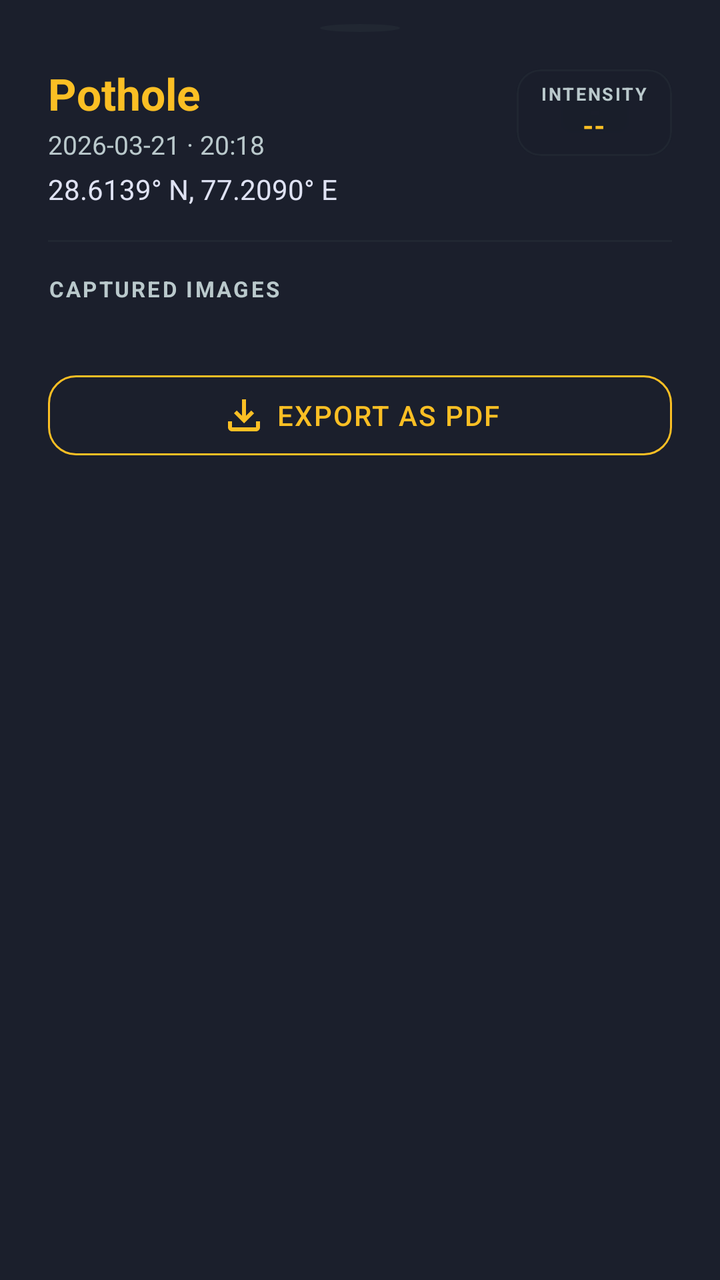
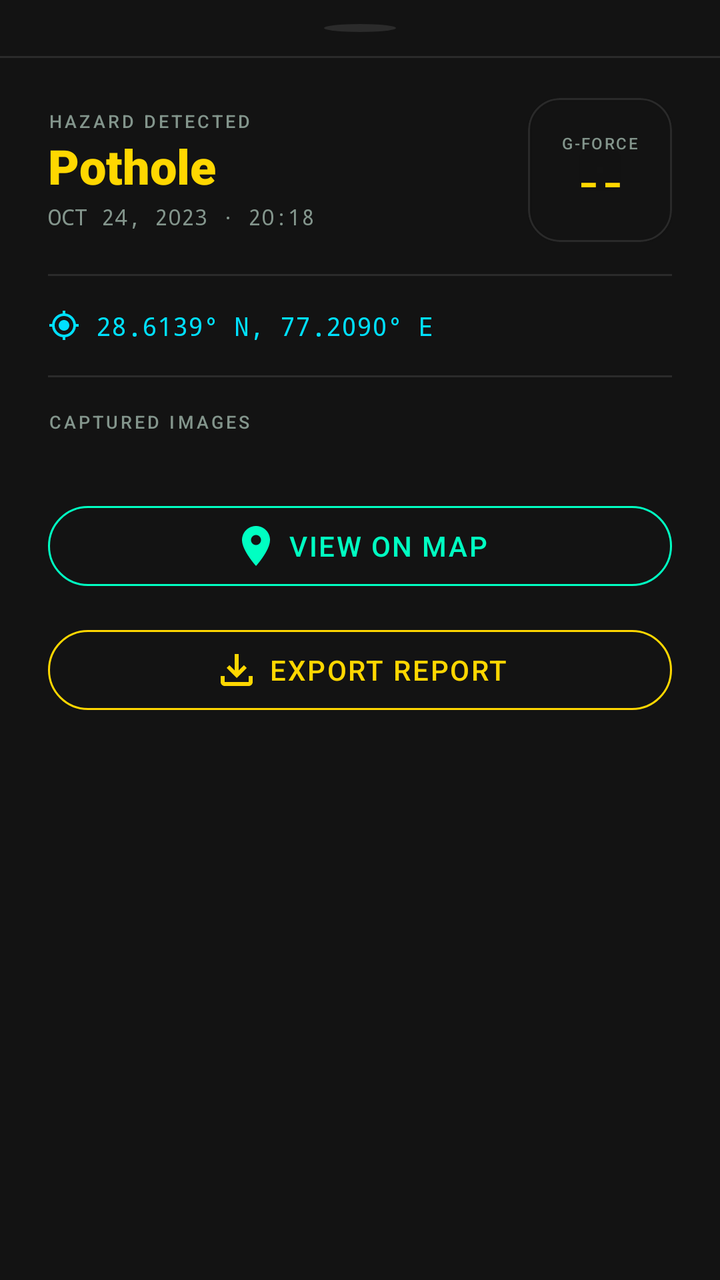

Before-and-after screenshots of an Android layout around one commit, followed by the original layout XML and the change that was made.
<!-- AndroidManifest.xml: application theme Theme.RoadWise -->
<!-- res/layout/dialog_pothole_detail.xml -->
<?xml version="1.0" encoding="utf-8"?>
<LinearLayout xmlns:android="http://schemas.android.com/apk/res/android"
    xmlns:app="http://schemas.android.com/apk/res-auto"
    android:layout_width="match_parent"
    android:layout_height="wrap_content"
    android:background="?attr/colorSurface"
    android:orientation="vertical"
    android:paddingBottom="24dp">

    
    <View
        android:layout_width="40dp"
        android:layout_height="4dp"
        android:layout_gravity="center_horizontal"
        android:layout_marginTop="12dp"
        android:layout_marginBottom="8dp"
        android:background="@drawable/circle_indicator"
        android:backgroundTint="?attr/glassBorder" />

    
    <LinearLayout
        android:layout_width="match_parent"
        android:layout_height="wrap_content"
        android:orientation="horizontal"
        android:gravity="center_vertical"
        android:paddingHorizontal="24dp"
        android:paddingTop="8dp">

        <LinearLayout
            android:layout_width="0dp"
            android:layout_height="wrap_content"
            android:layout_weight="1"
            android:orientation="vertical">

            <TextView
                android:id="@+id/tvDetailType"
                android:layout_width="wrap_content"
                android:layout_height="wrap_content"
                android:text="Pothole"
                android:textColor="?attr/colorSecondary"
                android:textSize="22sp"
                android:textStyle="bold" />

            <TextView
                android:id="@+id/tvDetailDateTime"
                android:layout_width="wrap_content"
                android:layout_height="wrap_content"
                android:layout_marginTop="2dp"
                android:text="2026-03-21 · 20:18"
                android:textColor="?attr/textFaded"
                android:textSize="13sp" />
        </LinearLayout>

        
        <com.google.android.material.card.MaterialCardView
            android:layout_width="wrap_content"
            android:layout_height="wrap_content"
            app:cardBackgroundColor="?attr/glassSurface"
            app:cardCornerRadius="12dp"
            app:strokeColor="?attr/glassBorder"
            app:strokeWidth="1dp">
            <LinearLayout
                android:layout_width="wrap_content"
                android:layout_height="wrap_content"
                android:paddingHorizontal="12dp"
                android:paddingVertical="6dp"
                android:orientation="vertical"
                android:gravity="center">
                <TextView
                    android:layout_width="wrap_content"
                    android:layout_height="wrap_content"
                    android:text="INTENSITY"
                    android:textColor="?attr/textFaded"
                    android:textSize="9sp"
                    android:textStyle="bold"
                    android:letterSpacing="0.1" />
                <TextView
                    android:id="@+id/tvIntensityValue"
                    android:layout_width="wrap_content"
                    android:layout_height="wrap_content"
                    android:text="--"
                    android:textColor="?attr/colorSecondary"
                    android:textSize="14sp"
                    android:textStyle="bold" />
            </LinearLayout>
        </com.google.android.material.card.MaterialCardView>
    </LinearLayout>

    
    <TextView
        android:id="@+id/tvDetailLocation"
        android:layout_width="match_parent"
        android:layout_height="wrap_content"
        android:layout_marginTop="4dp"
        android:paddingHorizontal="24dp"
        android:text="28.6139° N, 77.2090° E"
        android:textColor="?attr/colorOnSurface"
        android:textSize="14sp" />

    
    <View
        android:layout_width="match_parent"
        android:layout_height="1dp"
        android:layout_marginHorizontal="24dp"
        android:layout_marginVertical="16dp"
        android:background="?attr/glassBorder" />

    
    <TextView
        android:layout_width="wrap_content"
        android:layout_height="wrap_content"
        android:layout_marginStart="24dp"
        android:layout_marginBottom="10dp"
        android:text="CAPTURED IMAGES"
        android:textColor="?attr/textFaded"
        android:textSize="11sp"
        android:textStyle="bold"
        android:letterSpacing="0.1" />

    
    <HorizontalScrollView
        android:layout_width="match_parent"
        android:layout_height="wrap_content"
        android:paddingHorizontal="24dp"
        android:scrollbars="none"
        android:clipToPadding="false">
        <LinearLayout
            android:id="@+id/photosContainer"
            android:layout_width="wrap_content"
            android:layout_height="wrap_content"
            android:orientation="horizontal" />
    </HorizontalScrollView>

    
    <com.google.android.material.button.MaterialButton
        android:id="@+id/btnExportSingle"
        style="@style/Widget.MaterialComponents.Button.OutlinedButton"
        android:layout_width="match_parent"
        android:layout_height="52dp"
        android:layout_marginHorizontal="24dp"
        android:layout_marginTop="20dp"
        android:text="Export as PDF"
        android:textColor="?attr/colorSecondary"
        android:letterSpacing="0.05"
        app:cornerRadius="14dp"
        app:strokeColor="?attr/colorSecondary"
        app:icon="@drawable/ic_export"
        app:iconTint="?attr/colorSecondary"
        app:iconGravity="textStart" />

</LinearLayout>
<!-- resources referenced by this layout -->
<resources>
  <!-- drawable circle_indicator (drawable) -->
  <?xml version="1.0" encoding="utf-8"?>
  <shape xmlns:android="http://schemas.android.com/apk/res/android"
      android:shape="oval">
      <solid android:color="#00FF00" />
      <size android:width="12dp" android:height="12dp" />
  </shape>
  <!-- drawable ic_export (drawable) -->
  <vector xmlns:android="http://schemas.android.com/apk/res/android"
      android:width="24dp"
      android:height="24dp"
      android:viewportWidth="24"
      android:viewportHeight="24">
      <path
          android:fillColor="#FF000000"
          android:pathData="M18,15v3H6v-3H4v3c0,1.1 0.9,2 2,2h12c1.1,0 2,-0.9 2,-2v-3h-2zM17,11l-1.41,-1.41L13,12.17V4h-2v8.17L8.41,9.59 7,11l5,5 5,-5z"/>
  </vector>
  <style name="Theme.RoadWise" parent="Theme.MaterialComponents.DayNight.NoActionBar">
          <item name="colorPrimary">@color/neon_primary</item>
          <item name="colorPrimaryVariant">@color/neon_primary_dim</item>
          <item name="colorOnPrimary">@color/neon_background</item>
          <item name="colorSecondary">@color/brand_amber</item>
          <item name="colorSecondaryVariant">@color/brand_amber_dark</item>
          <item name="colorOnSecondary">@color/black</item>
          
          <item name="android:colorBackground">@color/neon_background_lowest</item>
          <item name="colorSurface">@color/neon_surface</item>
          <item name="colorOnBackground">@color/neon_text_high</item>
          <item name="colorOnSurface">@color/neon_text_high</item>
  
          <item name="glassSurface">@color/glass_surface</item>
          <item name="glassSurfaceDeep">@color/glass_surface_deep</item>
          <item name="glassBorder">@color/glass_ghost_border</item>
          <item name="textFaded">@color/neon_text_med</item>
  
          <item name="android:statusBarColor">@color/neon_background_lowest</item>
          <item name="android:windowLightStatusBar" tools:targetApi="m">false</item>
      </style>
  <color name="neon_primary">#00E5FF</color>
  <color name="neon_primary_dim">#00DAF3</color>
  <color name="neon_background">#0F131F</color>
  <color name="brand_amber">#FBBF24</color>
  <color name="brand_amber_dark">#D97706</color>
  <color name="black">#FF000000</color>
  <color name="neon_background_lowest">#0A0E1A</color>
  <color name="neon_surface">#1B1F2C</color>
  <color name="neon_text_high">#DFE2F3</color>
  <color name="glass_surface">#D91B1F2C</color>
  <color name="glass_surface_deep">#E60F131F</color>
  <color name="glass_ghost_border">#333B494C</color>
  <color name="neon_text_med">#BAC9CC</color>
</resources>

<!-- the commit's change to res/layout/dialog_pothole_detail.xml (unified diff, before → after) -->
@@ -3,19 +3,26 @@
     xmlns:app="http://schemas.android.com/apk/res-auto"
     android:layout_width="match_parent"
     android:layout_height="wrap_content"
-    android:background="?attr/colorSurface"
+    android:background="@color/obsidian_background"
     android:orientation="vertical"
-    android:paddingBottom="24dp">
-
-    
-    <View
-        android:layout_width="40dp"
+    android:paddingBottom="32dp">
+
+    
+    <View
+        android:layout_width="36dp"
         android:layout_height="4dp"
         android:layout_gravity="center_horizontal"
         android:layout_marginTop="12dp"
-        android:layout_marginBottom="8dp"
+        android:layout_marginBottom="4dp"
         android:background="@drawable/circle_indicator"
-        android:backgroundTint="?attr/glassBorder" />
+        android:backgroundTint="@color/glass_border" />
+
+    
+    <View
+        android:layout_width="match_parent"
+        android:layout_height="1dp"
+        android:background="@color/glass_border"
+        android:layout_marginTop="8dp" />
 
     
     <LinearLayout
@@ -24,7 +31,8 @@
         android:orientation="horizontal"
         android:gravity="center_vertical"
         android:paddingHorizontal="24dp"
-        android:paddingTop="8dp">
+        android:paddingTop="20dp"
+        android:paddingBottom="16dp">
 
         <LinearLayout
             android:layout_width="0dp"
@@ -32,92 +40,124 @@
             android:layout_weight="1"
             android:orientation="vertical">
 
+            
+            <TextView
+                android:layout_width="wrap_content"
+                android:layout_height="wrap_content"
+                android:text="HAZARD DETECTED"
+                android:textColor="@color/text_low"
+                android:textSize="9sp"
+                android:fontFamily="sans-serif-medium"
+                android:letterSpacing="0.15" />
+
             <TextView
                 android:id="@+id/tvDetailType"
                 android:layout_width="wrap_content"
                 android:layout_height="wrap_content"
                 android:text="Pothole"
-                android:textColor="?attr/colorSecondary"
-                android:textSize="22sp"
-                android:textStyle="bold" />
+                android:textColor="@color/electric_gold"
+                android:textSize="24sp"
+                android:textStyle="bold"
+                android:fontFamily="sans-serif-black" />
 
             <TextView
                 android:id="@+id/tvDetailDateTime"
                 android:layout_width="wrap_content"
                 android:layout_height="wrap_content"
                 android:layout_marginTop="2dp"
-                android:text="2026-03-21 · 20:18"
-                android:textColor="?attr/textFaded"
-                android:textSize="13sp" />
+                android:text="OCT 24, 2023 · 20:18"
+                android:textColor="@color/text_low"
+                android:fontFamily="monospace"
+                android:textSize="11sp" />
         </LinearLayout>
 
         
         <com.google.android.material.card.MaterialCardView
-            android:layout_width="wrap_content"
-            android:layout_height="wrap_content"
-            app:cardBackgroundColor="?attr/glassSurface"
-            app:cardCornerRadius="12dp"
-            app:strokeColor="?attr/glassBorder"
+            android:layout_width="72dp"
+            android:layout_height="72dp"
+            app:cardBackgroundColor="@color/glass_surface"
+            app:cardCornerRadius="16dp"
+            app:strokeColor="@color/glass_border"
             app:strokeWidth="1dp">
             <LinearLayout
-                android:layout_width="wrap_content"
-                android:layout_height="wrap_content"
-                android:paddingHorizontal="12dp"
-                android:paddingVertical="6dp"
-                android:orientation="vertical"
-                android:gravity="center">
+                android:layout_width="match_parent"
+                android:layout_height="match_parent"
+                android:gravity="center"
+                android:orientation="vertical">
                 <TextView
                     android:layout_width="wrap_content"
                     android:layout_height="wrap_content"
-                    android:text="INTENSITY"
-                    android:textColor="?attr/textFaded"
-                    android:textSize="9sp"
-                    android:textStyle="bold"
+                    android:text="G-FORCE"
+                    android:textColor="@color/text_low"
+                    android:textSize="8sp"
+                    android:fontFamily="sans-serif-medium"
                     android:letterSpacing="0.1" />
                 <TextView
                     android:id="@+id/tvIntensityValue"
                     android:layout_width="wrap_content"
                     android:layout_height="wrap_content"
                     android:text="--"
-                    android:textColor="?attr/colorSecondary"
-                    android:textSize="14sp"
-                    android:textStyle="bold" />
+                    android:textColor="@color/electric_gold"
+                    android:textSize="20sp"
+                    android:textStyle="bold"
+                    android:fontFamily="monospace" />
             </LinearLayout>
         </com.google.android.material.card.MaterialCardView>
     </LinearLayout>
 
     
-    <TextView
-        android:id="@+id/tvDetailLocation"
-        android:layout_width="match_parent"
-        android:layout_height="wrap_content"
-        android:layout_marginTop="4dp"
+    <View
+        android:layout_width="match_parent"
+        android:layout_height="1dp"
+        android:layout_marginHorizontal="24dp"
+        android:background="@color/glass_border" />
+
+    
+    <LinearLayout
+        android:layout_width="match_parent"
+        android:layout_height="wrap_content"
+        android:orientation="horizontal"
         android:paddingHorizontal="24dp"
-        android:text="28.6139° N, 77.2090° E"
-        android:textColor="?attr/colorOnSurface"
-        android:textSize="14sp" />
+        android:paddingVertical="16dp"
+        android:gravity="center_vertical">
+
+        <ImageView
+            android:layout_width="16dp"
+            android:layout_height="16dp"
+            android:src="@drawable/ic_my_location"
+            android:layout_marginEnd="8dp"
+            app:tint="@color/cyber_blue" />
+
+        <TextView
+            android:id="@+id/tvDetailLocation"
+            android:layout_width="match_parent"
+            android:layout_height="wrap_content"
+            android:text="28.6139° N, 77.2090° E"
+            android:textColor="@color/cyber_blue"
+            android:fontFamily="monospace"
+            android:textSize="13sp" />
+    </LinearLayout>
 
     
     <View
         android:layout_width="match_parent"
         android:layout_height="1dp"
         android:layout_marginHorizontal="24dp"
-        android:layout_marginVertical="16dp"
-        android:background="?attr/glassBorder" />
+        android:background="@color/glass_border" />
 
     
     <TextView
         android:layout_width="wrap_content"
         android:layout_height="wrap_content"
         android:layout_marginStart="24dp"
+        android:layout_marginTop="16dp"
         android:layout_marginBottom="10dp"
         android:text="CAPTURED IMAGES"
-        android:textColor="?attr/textFaded"
-        android:textSize="11sp"
-        android:textStyle="bold"
-        android:letterSpacing="0.1" />
-
-    
+        android:textColor="@color/text_low"
+        android:textSize="9sp"
+        android:fontFamily="sans-serif-medium"
+        android:letterSpacing="0.15" />
+
     <HorizontalScrollView
         android:layout_width="match_parent"
         android:layout_height="wrap_content"
@@ -133,19 +173,39 @@
 
     
     <com.google.android.material.button.MaterialButton
+        android:id="@+id/btnViewOnMap"
+        android:layout_width="match_parent"
+        android:layout_height="52dp"
+        android:layout_marginHorizontal="24dp"
+        android:layout_marginTop="20dp"
+        android:text="View on Map"
+        android:textColor="@color/emerald_neon"
+        android:fontFamily="sans-serif-medium"
+        android:letterSpacing="0.06"
+        app:cornerRadius="999dp"
+        app:strokeColor="@color/emerald_neon"
+        app:strokeWidth="1dp"
+        app:icon="@drawable/ic_location_pin"
+        app:iconTint="@color/emerald_neon"
+        app:iconGravity="textStart"
+        style="@style/Widget.MaterialComponents.Button.OutlinedButton" />
+
+    <com.google.android.material.button.MaterialButton
         android:id="@+id/btnExportSingle"
-        style="@style/Widget.MaterialComponents.Button.OutlinedButton"
         android:layout_width="match_parent"
         android:layout_height="52dp"
         android:layout_marginHorizontal="24dp"
-        android:layout_marginTop="20dp"
-        android:text="Export as PDF"
-        android:textColor="?attr/colorSecondary"
-        android:letterSpacing="0.05"
-        app:cornerRadius="14dp"
-        app:strokeColor="?attr/colorSecondary"
+        android:layout_marginTop="10dp"
+        android:text="Export Report"
+        android:textColor="@color/electric_gold"
+        android:fontFamily="sans-serif-medium"
+        android:letterSpacing="0.06"
+        app:cornerRadius="999dp"
+        app:strokeColor="@color/electric_gold"
+        app:strokeWidth="1dp"
         app:icon="@drawable/ic_export"
-        app:iconTint="?attr/colorSecondary"
-        app:iconGravity="textStart" />
+        app:iconTint="@color/electric_gold"
+        app:iconGravity="textStart"
+        style="@style/Widget.MaterialComponents.Button.OutlinedButton" />
 
 </LinearLayout>
<!-- resource entries referenced after the edit -->
@@ -1,5 +1,9 @@
 <!-- resources referenced by this layout -->
 <resources>
+  <color name="cyber_blue">#00E0FF</color>
+  <color name="electric_gold">#FFD700</color>
+  <color name="emerald_neon">#00FFC2</color>
+  <color name="glass_border">#1AFFFFFF</color>
   <!-- drawable circle_indicator (drawable) -->
   <?xml version="1.0" encoding="utf-8"?>
   <shape xmlns:android="http://schemas.android.com/apk/res/android"
@@ -17,39 +21,57 @@
           android:fillColor="#FF000000"
           android:pathData="M18,15v3H6v-3H4v3c0,1.1 0.9,2 2,2h12c1.1,0 2,-0.9 2,-2v-3h-2zM17,11l-1.41,-1.41L13,12.17V4h-2v8.17L8.41,9.59 7,11l5,5 5,-5z"/>
   </vector>
+  <!-- drawable ic_location_pin (drawable) -->
+  <vector xmlns:android="http://schemas.android.com/apk/res/android"
+      android:width="24dp"
+      android:height="24dp"
+      android:viewportWidth="24"
+      android:viewportHeight="24">
+    <path
+        android:fillColor="#FFFFFF"
+        android:pathData="M12,2C8.13,2 5,5.13 5,9c0,5.25 7,13 7,13s7,-7.75 7,-13C19,5.13 15.87,2 12,2zM12,11.5c-1.38,0 -2.5,-1.12 -2.5,-2.5s1.12,-2.5 2.5,-2.5 2.5,1.12 2.5,2.5 -1.12,2.5 -2.5,2.5z"/>
+  </vector>
+  <!-- drawable ic_my_location (drawable) -->
+  <vector xmlns:android="http://schemas.android.com/apk/res/android"
+      android:width="24dp"
+      android:height="24dp"
+      android:viewportWidth="24"
+      android:viewportHeight="24"
+      android:tint="#FFFFFF">
+      <path
+          android:fillColor="@android:color/white"
+          android:pathData="M12,8c-2.21,0 -4,1.79 -4,4s1.79,4 4,4 4,-1.79 4,-4 -1.79,-4 -4,-4zM20.94,11c-0.46,-4.17 -3.77,-7.48 -7.94,-7.94L13,1h-2v2.06C6.83,3.52 3.52,6.83 3.06,11L1,11v2h2.06c0.46,4.17 3.77,7.48 7.94,7.94L11,23h2v-2.06c4.17,-0.46 7.48,-3.77 7.94,-7.94L23,13v-2h-2.06zM12,19c-3.87,0 -7,-3.13 -7,-7s3.13,-7 7,-7 7,3.13 7,7 -3.13,7 -7,7z"/>
+  </vector>
   <style name="Theme.RoadWise" parent="Theme.MaterialComponents.DayNight.NoActionBar">
-          <item name="colorPrimary">@color/neon_primary</item>
-          <item name="colorPrimaryVariant">@color/neon_primary_dim</item>
-          <item name="colorOnPrimary">@color/neon_background</item>
-          <item name="colorSecondary">@color/brand_amber</item>
-          <item name="colorSecondaryVariant">@color/brand_amber_dark</item>
+          
+          <item name="colorPrimary">@color/emerald_neon</item>
+          <item name="colorPrimaryVariant">@color/emerald_neon</item>
+          <item name="colorOnPrimary">@color/obsidian_background</item>
+          <item name="colorSecondary">@color/electric_gold</item>
+          <item name="colorSecondaryVariant">@color/electric_gold</item>
           <item name="colorOnSecondary">@color/black</item>
           
-          <item name="android:colorBackground">@color/neon_background_lowest</item>
-          <item name="colorSurface">@color/neon_surface</item>
-          <item name="colorOnBackground">@color/neon_text_high</item>
-          <item name="colorOnSurface">@color/neon_text_high</item>
+          <item name="android:colorBackground">@color/obsidian_lowest</item>
+          <item name="colorSurface">@color/obsidian_background</item>
+          <item name="colorOnBackground">@color/text_high</item>
+          <item name="colorOnSurface">@color/text_high</item>
   
+          
           <item name="glassSurface">@color/glass_surface</item>
           <item name="glassSurfaceDeep">@color/glass_surface_deep</item>
-          <item name="glassBorder">@color/glass_ghost_border</item>
-          <item name="textFaded">@color/neon_text_med</item>
+          <item name="glassBorder">@color/glass_border</item>
+          <item name="textFaded">@color/text_med</item>
   
-          <item name="android:statusBarColor">@color/neon_background_lowest</item>
+          <item name="android:statusBarColor">@color/obsidian_lowest</item>
           <item name="android:windowLightStatusBar" tools:targetApi="m">false</item>
       </style>
-  <color name="neon_primary">#00E5FF</color>
-  <color name="neon_primary_dim">#00DAF3</color>
-  <color name="neon_background">#0F131F</color>
-  <color name="brand_amber">#FBBF24</color>
-  <color name="brand_amber_dark">#D97706</color>
   <color name="black">#FF000000</color>
-  <color name="neon_background_lowest">#0A0E1A</color>
-  <color name="neon_surface">#1B1F2C</color>
-  <color name="neon_text_high">#DFE2F3</color>
-  <color name="glass_surface">#D91B1F2C</color>
-  <color name="glass_surface_deep">#E60F131F</color>
-  <color name="glass_ghost_border">#333B494C</color>
-  <color name="neon_text_med">#BAC9CC</color>
+  <color name="obsidian_lowest">#0E0E0E</color>
+  <color name="text_high">#E2E2E2</color>
+  <color name="glass_surface">#B3131313</color>
+  <color name="obsidian_background">#131313</color>
+  <color name="text_low">#83958C</color>
+  <color name="glass_surface_deep">#E6131313</color>
+  <color name="text_med">#B9CBC1</color>
 </resources>
 
